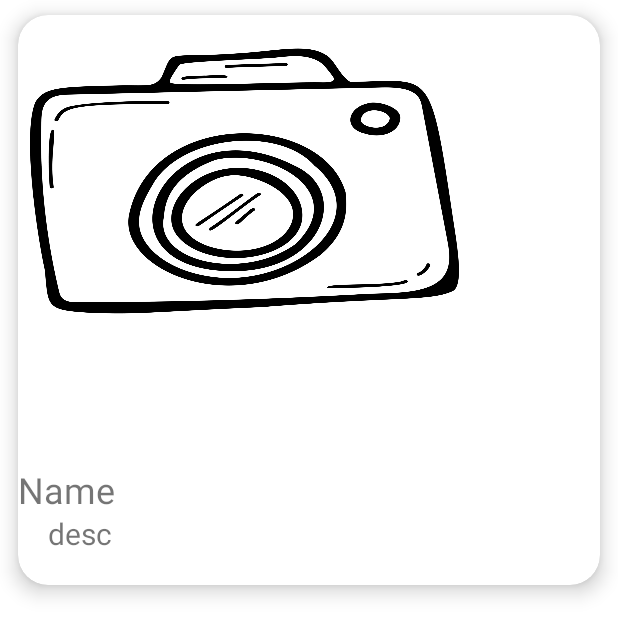
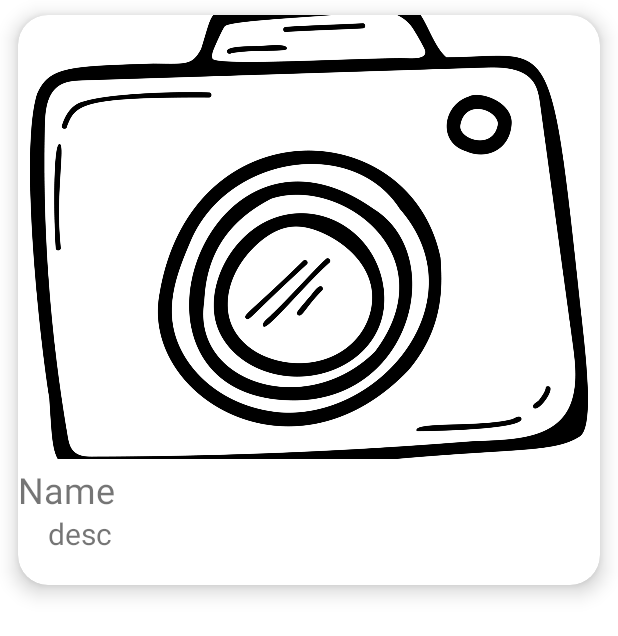
Before and after one commit to Diana-WP/Licence, an Android app: the layout recycler_item.xml on its own in the app's theme, with its tools: preview values and no code run, on a phone screen of 412 x 824 dp. Shown: the top 636 px of the screen. Run offline under Robolectric (Android 15) with nearby library versions, the phone set to English and light mode, and no system bars; Roboto replaces fonts that are not available here.

Commit message:
Photos are saved and showed in the feed as it should

```diff
--- a/app/src/main/AndroidManifest.xml
+++ b/app/src/main/AndroidManifest.xml
@@ -53,6 +53,9 @@
         <activity
             android:name=".UI.PostActivity"
             android:exported="false" />
+        <activity
+            android:name=".UI.DetailActivity"
+            android:exported="false"/>
         <meta-data
             android:name="com.google.gms.version"
             android:value="@integer/google_play_services_version" />
--- a/app/src/main/java/com/example/traveler/DB/DataClass.kt
+++ b/app/src/main/java/com/example/traveler/DB/DataClass.kt
@@ -9,6 +9,7 @@ class DataClass {
         private set
     var key: String? = null
 
+
     constructor(dataName: String?, dataDesc: String?, dataImage: String?) {
         this.dataName = dataName
         this.dataDesc = dataDesc
--- a/app/src/main/java/com/example/traveler/UI/FeedActivity.kt
+++ b/app/src/main/java/com/example/traveler/UI/FeedActivity.kt
@@ -4,11 +4,13 @@ import DataClass
 import android.annotation.SuppressLint
 import android.content.Intent
 import android.os.Bundle
+import android.widget.ImageView
 import androidx.appcompat.widget.SearchView
 import androidx.appcompat.app.AlertDialog
 import androidx.appcompat.app.AppCompatActivity
 import androidx.recyclerview.widget.GridLayoutManager
 import androidx.recyclerview.widget.RecyclerView
+import com.bumptech.glide.Glide
 import com.example.traveler.R
 import com.example.traveler.adaptors.PostAdapter
 import com.example.traveler.databinding.ActivityFeedBinding
@@ -130,7 +132,9 @@ class FeedActivity : AppCompatActivity() {
     private fun searchList(text: String) {
         val searchList = ArrayList<DataClass>()
         for (dataClass in dataList) {
-            if (dataClass.dataName?.toLowerCase(Locale.ROOT)?.contains(text.toLowerCase(Locale.ROOT)) == true) {
+            if (dataClass.dataName?.toLowerCase(Locale.ROOT)
+                    ?.contains(text.toLowerCase(Locale.ROOT)) == true
+            ) {
                 searchList.add(dataClass)
             }
         }
--- a/app/src/main/java/com/example/traveler/UI/MainActivity.kt
+++ b/app/src/main/java/com/example/traveler/UI/MainActivity.kt
@@ -27,7 +27,7 @@ class MainActivity : AppCompatActivity() {
     private lateinit var passwordText: EditText
     private lateinit var confirm_password: EditText
     private lateinit var phoneText: EditText
-    private val url: String = "http://192.168.0.105/traveler/register.php"
+    private val url: String = "http://192.168.168.120/traveler/register.php"
     private lateinit var requestQueue: RequestQueue
     private lateinit var prefManager: PrefManager
     private lateinit var binding: ActivityMainBinding
--- a/app/src/main/res/layout/recycler_item.xml
+++ b/app/src/main/res/layout/recycler_item.xml
@@ -35,12 +35,11 @@
 
     <ImageView
         android:id="@+id/recImage"
-        android:layout_width="302dp"
-        android:layout_height="221dp"
+        android:layout_width="match_parent"
+        android:layout_height="296dp"
         android:padding="8dp"
-        android:scaleType="fitXY"
+        android:scaleType="centerCrop"
         android:src="@drawable/camera" />
 
 
-
 </androidx.cardview.widget.CardView>
```
Also changed, not shown: app/src/main/java/com/example/traveler/UI/PostActivity.kt (+12 -3 lines).
